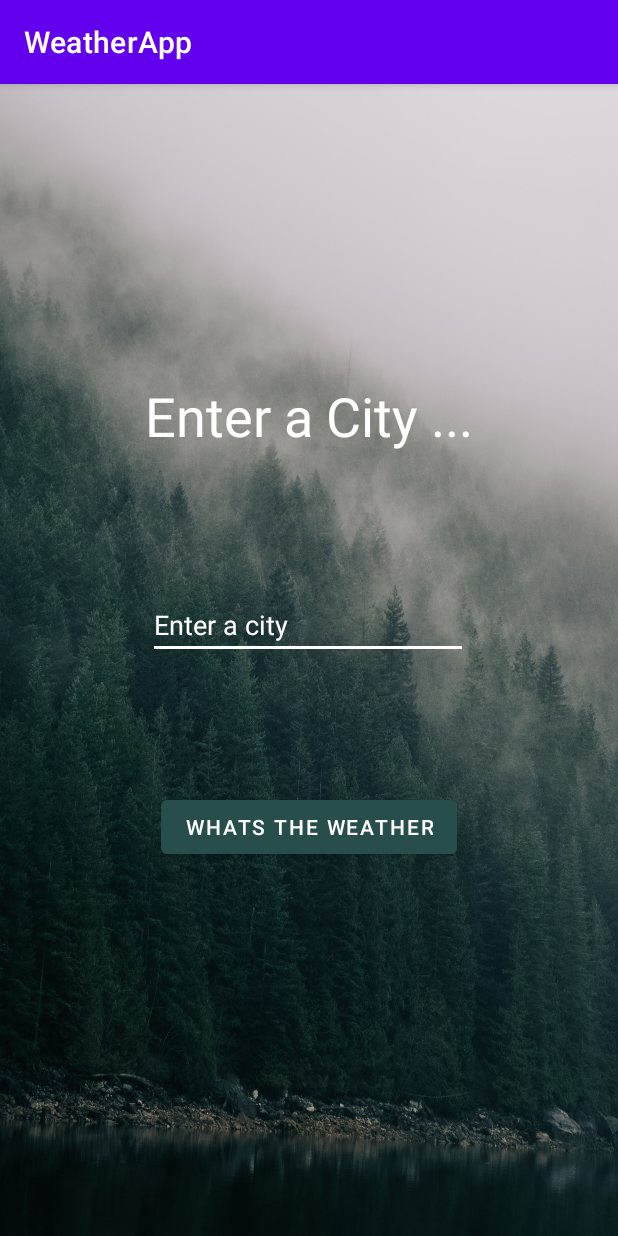
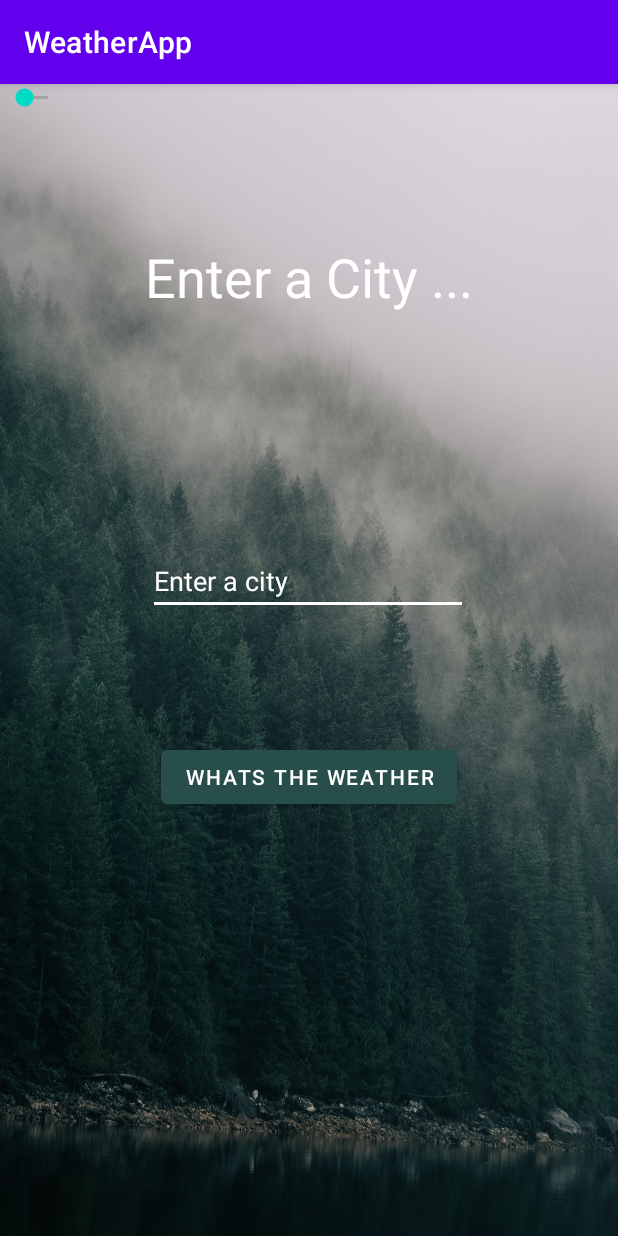
Before and after one commit to ug2454/WeatherAppAndroid, an Android app: the screen it shows after launch (MainActivity), after a tap on "WHATS THE WEATHER", on a phone screen of 412 x 824 dp. Run offline under Robolectric (Android 15) with nearby library versions, the phone set to English and light mode, and no system bars.

Commit message:
implemented basic weather app

```diff
--- a/app/src/main/java/com/example/weatherapp/MainActivity.java
+++ b/app/src/main/java/com/example/weatherapp/MainActivity.java
@@ -1,25 +1,26 @@
 package com.example.weatherapp;
 
+import android.content.Context;
 import android.os.AsyncTask;
 import android.os.Bundle;
 import android.view.View;
+import android.view.inputmethod.InputMethodManager;
 import android.widget.Button;
 import android.widget.EditText;
+import android.widget.ImageView;
 import android.widget.TextView;
+import android.widget.Toast;
 
 import androidx.appcompat.app.AppCompatActivity;
 
 import org.json.JSONArray;
-import org.json.JSONException;
 import org.json.JSONObject;
 
-import java.io.IOException;
 import java.io.InputStream;
 import java.io.InputStreamReader;
 import java.net.HttpURLConnection;
-import java.net.MalformedURLException;
 import java.net.URL;
-import java.util.concurrent.ExecutionException;
+import java.net.URLEncoder;
 
 public class MainActivity extends AppCompatActivity {
 
@@ -27,59 +28,63 @@ public class MainActivity extends AppCompatActivity {
     TextView textView1;
     EditText editText;
     Button button;
-    String main="";
-    String description="";
+    String main = "";
+    String description = "";
 
-    public void checkWeather(View view) throws ExecutionException, InterruptedException {
-
-
+    public void checkWeather(View view) {
 
 
         GetWeatherJSON json = new GetWeatherJSON();
-        json.execute("https://api.openweathermap.org/data/2.5/weather?q="+editText.getText()+"&appid=YOURAPIKEY&units=metric").get();
+        try {
+            String encodedString = URLEncoder.encode(editText.getText().toString(), "UTF-8");
+            json.execute("https://api.openweathermap.org/data/2.5/weather?q=" + encodedString + "&appid=a9f0de43f7ae80b8312ceb33a386b6b3&units=metric").get();
 
-
-
-
-
+            InputMethodManager inputMethodManager = (InputMethodManager) getSystemService(Context.INPUT_METHOD_SERVICE);
+            inputMethodManager.hideSoftInputFromWindow(editText.getWindowToken(), 0);
+        } catch (Exception e) {
+            Toast.makeText(getApplicationContext(), "Could not find weather >.<", Toast.LENGTH_SHORT).show();
+            e.printStackTrace();
+        }
     }
 
     @Override
     protected void onCreate(Bundle savedInstanceState) {
         super.onCreate(savedInstanceState);
         setContentView(R.layout.activity_main);
-        textView1=findViewById(R.id.textView2);
-        editText=findViewById(R.id.editTextTextPersonName);
+        textView1 = findViewById(R.id.textView2);
+        editText = findViewById(R.id.editTextTextPersonName);
+        ImageView imageView = findViewById(R.id.imageView);
+        textView1.setVisibility(View.VISIBLE);
 
 
     }
-    class GetWeatherJSON extends AsyncTask<String,Void,String>{
+
+    class GetWeatherJSON extends AsyncTask<String, Void, String> {
 
         @Override
         protected String doInBackground(String... urls) {
-            String result="";
+            String result = "";
 
             try {
-                URL url=new URL(urls[0]);
+                URL url = new URL(urls[0]);
                 HttpURLConnection connection = (HttpURLConnection) url.openConnection();
                 InputStream inputStream = connection.getInputStream();
                 InputStreamReader inputStreamReader = new InputStreamReader(inputStream);
                 int data = inputStreamReader.read();
 
-                while(data!=-1){
-                    char current  = (char) data;
-                    result+=current;
-                    data=inputStreamReader.read();
+                while (data != -1) {
+                    char current = (char) data;
+                    result += current;
+                    data = inputStreamReader.read();
                 }
                 return result;
-            } catch (MalformedURLException e) {
+            } catch (Exception e) {
                 e.printStackTrace();
-                return null;
-            } catch (IOException e) {
-                e.printStackTrace();
+
                 return null;
             }
         }
+
 
         @Override
         protected void onPostExecute(String s) {
@@ -87,7 +92,7 @@ public class MainActivity extends AppCompatActivity {
 
             try {
                 JSONObject json = new JSONObject(s);
-                if(json!=null) {
+
                 String weatherInfo = json.getString("weather");
                 JSONArray weatherArray = new JSONArray(weatherInfo);
 
@@ -98,14 +103,17 @@ public class MainActivity extends AppCompatActivity {
                     description = jsonObject.getString("description");
                     System.out.println(main + "" + description);
                 }
-
+                if (main.isEmpty() && description.isEmpty()) {
+                    textView1.setText("Please enter a valid city");
+                } else {
                     textView1.setText(main + " : " + description);
                 }
-                else{
-                    textView1.setText("Please select a valid city");
-                }
+
+
             } catch (Exception e) {
+                Toast.makeText(getApplicationContext(), "Could not find weather >.<", Toast.LENGTH_SHORT).show();
                 e.printStackTrace();
+
             }
         }
     }
--- a/app/src/main/res/layout/activity_main.xml
+++ b/app/src/main/res/layout/activity_main.xml
@@ -28,7 +28,6 @@
         android:text="Enter a City ..."
         android:textColor="#FFFFFF"
         android:textSize="36sp"
-        app:layout_constraintBottom_toTopOf="@+id/editTextTextPersonName"
         app:layout_constraintEnd_toEndOf="@+id/imageView"
         app:layout_constraintStart_toStartOf="@+id/imageView"
         app:layout_constraintTop_toTopOf="@+id/imageView" />
@@ -37,40 +36,47 @@
         android:id="@+id/editTextTextPersonName"
         android:layout_width="wrap_content"
         android:layout_height="wrap_content"
-        android:layout_marginBottom="88dp"
+        android:layout_marginTop="156dp"
         android:backgroundTint="#FFF"
         android:ems="10"
         android:hint="Enter a city"
         android:inputType="textPersonName"
         android:textColor="#FFFFFF"
         android:textColorHint="#FFFFFF"
-        app:layout_constraintBottom_toTopOf="@+id/button"
         app:layout_constraintEnd_toEndOf="parent"
         app:layout_constraintHorizontal_bias="0.497"
-        app:layout_constraintStart_toStartOf="parent" />
+        app:layout_constraintStart_toStartOf="parent"
+        app:layout_constraintTop_toBottomOf="@+id/textView" />
 
     <Button
         android:id="@+id/button"
         android:layout_width="wrap_content"
         android:layout_height="wrap_content"
-        android:layout_marginBottom="88dp"
+        android:layout_marginTop="84dp"
         android:onClick="checkWeather"
         android:text="WHATS THE WEATHER"
         app:backgroundTint="#274E4A"
-        app:layout_constraintBottom_toTopOf="@+id/textView2"
         app:layout_constraintEnd_toEndOf="parent"
-        app:layout_constraintStart_toStartOf="parent" />
+        app:layout_constraintStart_toStartOf="parent"
+        app:layout_constraintTop_toBottomOf="@+id/editTextTextPersonName" />
 
     <TextView
         android:id="@+id/textView2"
         android:layout_width="wrap_content"
         android:layout_height="wrap_content"
-        android:layout_marginBottom="120dp"
+        android:layout_marginTop="100dp"
         android:textColor="#FFFFFF"
         android:textSize="30sp"
-        app:layout_constraintBottom_toBottomOf="@+id/imageView"
         app:layout_constraintEnd_toEndOf="parent"
         app:layout_constraintHorizontal_bias="0.498"
-        app:layout_constraintStart_toStartOf="parent" />
+        app:layout_constraintStart_toStartOf="parent"
+        app:layout_constraintTop_toBottomOf="@+id/button" />
+
+    <SeekBar
+        android:id="@+id/seekBar"
+        android:layout_width="wrap_content"
+        android:layout_height="wrap_content"
+        tools:layout_editor_absoluteX="189dp"
+        tools:layout_editor_absoluteY="200dp" />
     <!--    <span>Photo by <a href="https://unsplash.com/@robbiedown?utm_source=unsplash&amp;utm_medium=referral&amp;utm_content=creditCopyText">Robbie Down</a> on <a href="https://unsplash.com/?utm_source=unsplash&amp;utm_medium=referral&amp;utm_content=creditCopyText">Unsplash</a></span>-->
 </androidx.constraintlayout.widget.ConstraintLayout>
```
Lines whose indentation alone changed are shown as unchanged.
